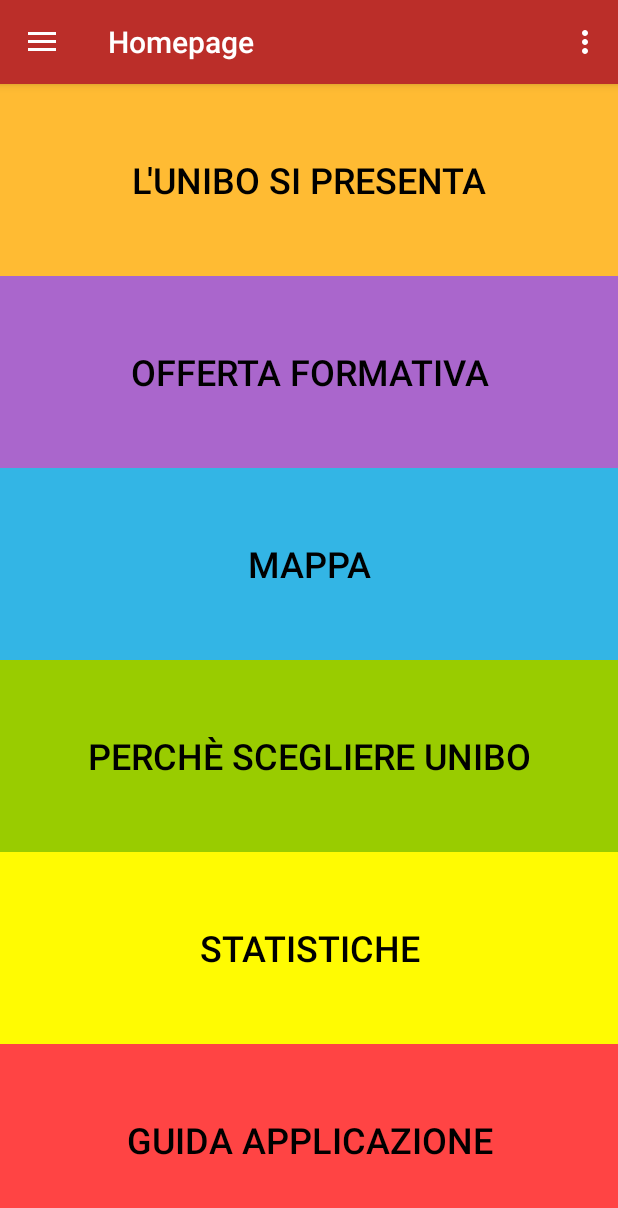
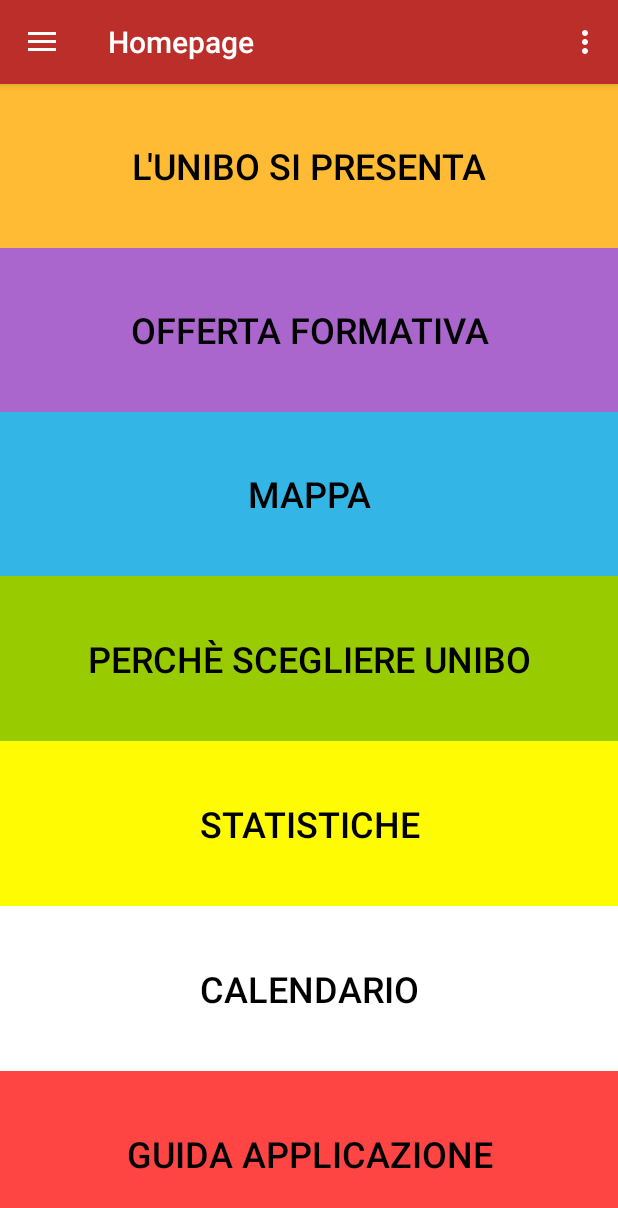
Before and after one commit to Ferno92/AlmaOrienteering, an Android app: the screen it shows after launch once a user with an empty profile is signed in (MainActivity), on a phone screen of 412 x 824 dp. Shown: the top 1208 px of the screen. Run offline under Robolectric (Android 15) with nearby library versions, the phone set to English and light mode, and no system bars; our stand-ins replace Firebase (no records; nobody signed in at launch, a user with empty details on screens opened directly).

Commit message:
aggiunta bozza calendario eventi per ricordarci delle notifiche eventi AlmaLaurea

```diff
--- a/AlmaOrienteering/app/src/main/java/com/almaorient/ferno92/almaorienteering/MainActivity.java
+++ b/AlmaOrienteering/app/src/main/java/com/almaorient/ferno92/almaorienteering/MainActivity.java
@@ -64,6 +64,15 @@ public class MainActivity extends AppCompatActivity
             @Override
             public void onClick(View view) {
                 Intent i = new Intent(MainActivity.this, InfoGeneraliActivity.class);
+                startActivity(i);
+            }
+        });
+
+        AppCompatButton calendarButton = (AppCompatButton) findViewById(R.id.calendario);
+        calendarButton.setOnClickListener(new View.OnClickListener() {
+            @Override
+            public void onClick(View view) {
+                Intent i = new Intent(MainActivity.this, CalendarActivity.class);
                 startActivity(i);
             }
         });
--- a/AlmaOrienteering/app/src/main/res/layout/content_main.xml
+++ b/AlmaOrienteering/app/src/main/res/layout/content_main.xml
@@ -64,6 +64,16 @@
         android:translationZ="0dp" />
 
     <android.support.v7.widget.AppCompatButton
+        android:id="@+id/calendario"
+        android:layout_width="match_parent"
+        android:layout_height="0dp"
+        android:layout_weight="1"
+        android:background="@color/unibo_white"
+        android:text="calendario"
+        android:textColor="@android:color/black"
+        android:textSize="24sp" />
+
+    <android.support.v7.widget.AppCompatButton
         android:id="@+id/guida"
         android:layout_width="match_parent"
         android:layout_height="0dp"
```
Also changed, not shown: AlmaOrienteering/app/src/main/AndroidManifest.xml (+8 -3 lines), AlmaOrienteering/app/src/main/java/com/almaorient/ferno92/almaorienteering/CalendarActivity.java (added, +26 -0 lines), AlmaOrienteering/app/src/main/res/layout/calendar_activity.xml (added, +10 -0 lines).
